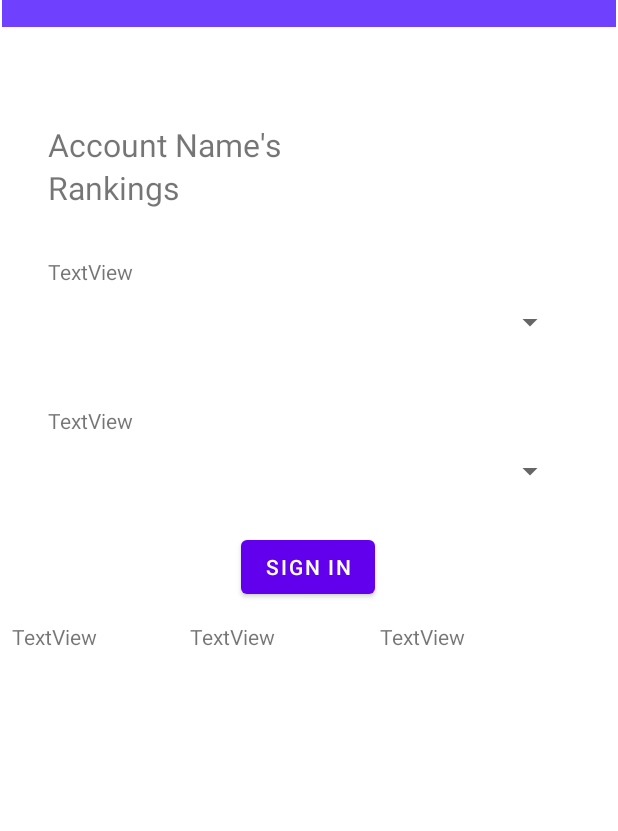
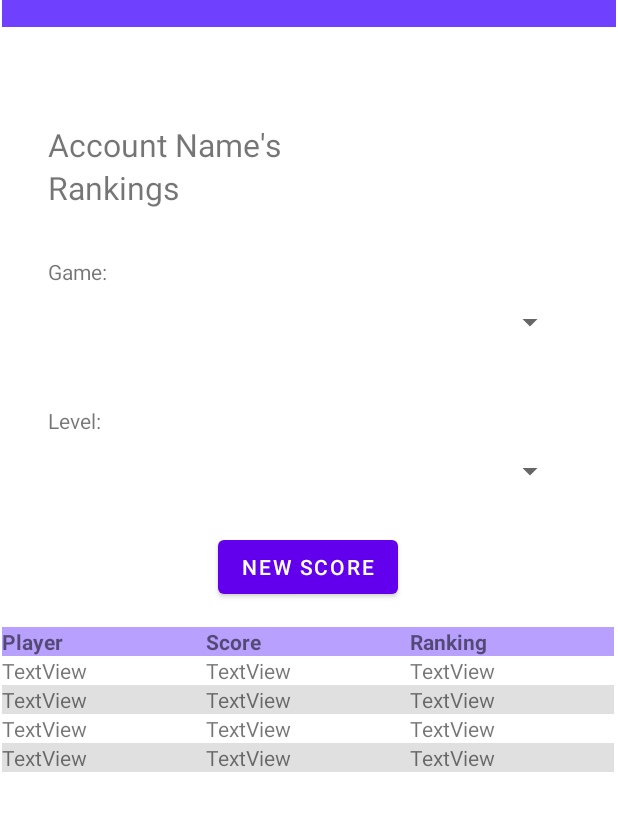
Before and after one commit to AmethystBird/PlayerManagementSystemCW, an Android app: the Scores screen opened directly, with no data from a screen before it, on a phone screen of 412 x 824 dp, the part 155-986 px from its top. Run offline under Robolectric (Android 15) with nearby library versions, the phone set to English and light mode, and no system bars.

Commit message:
Polished screens
- Particularly developed score screen
- Developing button functionality

```diff
--- a/app/src/main/java/com/example/playermanagementsystem/MainActivity.java
+++ b/app/src/main/java/com/example/playermanagementsystem/MainActivity.java
@@ -3,6 +3,8 @@ package com.example.playermanagementsystem;
 import androidx.appcompat.app.AppCompatActivity;
 
 import android.os.Bundle;
+import android.view.View;
+import android.widget.Button;
 
 public class MainActivity extends AppCompatActivity {
 
@@ -10,5 +12,12 @@ public class MainActivity extends AppCompatActivity {
     protected void onCreate(Bundle savedInstanceState) {
         super.onCreate(savedInstanceState);
         setContentView(R.layout.activity_main);
+
+        Button testButton = findViewById(R.id.loginButton);
+        testButton.setOnClickListener(new View.OnClickListener() {
+            public void onClick(View v) {
+                System.out.println("Button Clicked");
+            }
+        });
     }
 }
--- a/app/src/main/res/layout/activity_scores.xml
+++ b/app/src/main/res/layout/activity_scores.xml
@@ -54,25 +54,13 @@
         app:layout_constraintStart_toStartOf="parent"
         app:layout_constraintTop_toBottomOf="@+id/accountNameLabel" />
 
-    <Button
-        android:id="@+id/loginButton2"
-        android:layout_width="wrap_content"
-        android:layout_height="wrap_content"
-        android:layout_marginStart="160dp"
-        android:layout_marginTop="16dp"
-        android:layout_marginEnd="161dp"
-        android:text="@string/sign_in_button"
-        app:layout_constraintEnd_toEndOf="parent"
-        app:layout_constraintStart_toStartOf="parent"
-        app:layout_constraintTop_toBottomOf="@+id/levelSpinner" />
-
     <TextView
         android:id="@+id/gameLabel"
         android:layout_width="wrap_content"
         android:layout_height="wrap_content"
         android:layout_marginStart="32dp"
         android:layout_marginTop="32dp"
-        android:text="TextView"
+        android:text="@string/game_indicator"
         app:layout_constraintStart_toStartOf="parent"
         app:layout_constraintTop_toBottomOf="@+id/rankingsLabel" />
 
@@ -92,7 +80,7 @@
         android:layout_height="wrap_content"
         android:layout_marginStart="32dp"
         android:layout_marginTop="32dp"
-        android:text="TextView"
+        android:text="@string/level_indicator"
         app:layout_constraintStart_toStartOf="parent"
         app:layout_constraintTop_toBottomOf="@+id/gameSpinner" />
 
@@ -106,59 +94,176 @@
         app:layout_constraintStart_toStartOf="parent"
         app:layout_constraintTop_toBottomOf="@+id/levelLabel" />
 
-    <TextView
-        android:id="@+id/playerIndicatorTable"
+    <Button
+        android:id="@+id/loginButton2"
         android:layout_width="wrap_content"
         android:layout_height="wrap_content"
-        android:layout_marginStart="8dp"
-        android:text="TextView"
-        app:layout_constraintBottom_toTopOf="@+id/tableLayout"
-        app:layout_constraintStart_toStartOf="parent" />
-
-    <TextView
-        android:id="@+id/scoreIndicatorTable"
-        android:layout_width="wrap_content"
-        android:layout_height="wrap_content"
-        android:layout_marginStart="62dp"
-        android:text="TextView"
-        app:layout_constraintBottom_toTopOf="@+id/tableLayout"
-        app:layout_constraintStart_toEndOf="@+id/playerIndicatorTable" />
-
-    <TextView
-        android:id="@+id/rankingIndicatorTable"
-        android:layout_width="wrap_content"
-        android:layout_height="wrap_content"
-        android:layout_marginStart="70dp"
-        android:text="TextView"
-        app:layout_constraintBottom_toTopOf="@+id/tableLayout"
-        app:layout_constraintStart_toEndOf="@+id/scoreIndicatorTable" />
+        android:layout_marginStart="160dp"
+        android:layout_marginTop="16dp"
+        android:layout_marginEnd="161dp"
+        android:text="@string/new_score_button"
+        app:layout_constraintEnd_toEndOf="parent"
+        app:layout_constraintStart_toStartOf="parent"
+        app:layout_constraintTop_toBottomOf="@+id/levelSpinner" />
 
     <TableLayout
         android:id="@+id/tableLayout"
         android:layout_width="409dp"
         android:layout_height="200dp"
         android:layout_marginStart="1dp"
-        android:layout_marginTop="32dp"
+        android:layout_marginTop="16dp"
         android:layout_marginEnd="1dp"
+        android:stretchColumns="*"
         app:layout_constraintEnd_toEndOf="parent"
         app:layout_constraintStart_toStartOf="parent"
         app:layout_constraintTop_toBottomOf="@+id/loginButton2">
 
         <TableRow
             android:layout_width="match_parent"
-            android:layout_height="match_parent" />
+            android:layout_height="match_parent">
+
+            <TextView
+                android:id="@+id/textView"
+                android:layout_width="wrap_content"
+                android:layout_height="wrap_content"
+                android:layout_column="0"
+                android:background="#b8a0ff"
+                android:text="@string/player_indicator"
+                android:textStyle="bold" />
+
+            <TextView
+                android:id="@+id/textView5"
+                android:layout_width="wrap_content"
+                android:layout_height="wrap_content"
+                android:layout_column="1"
+                android:background="#b8a0ff"
+                android:text="@string/score_indicator"
+                android:textStyle="bold" />
+
+            <TextView
+                android:id="@+id/textView6"
+                android:layout_width="wrap_content"
+                android:layout_height="wrap_content"
+                android:layout_column="2"
+                android:background="#b8a0ff"
+                android:text="@string/ranking_indicator"
+                android:textStyle="bold" />
+
+        </TableRow>
 
         <TableRow
             android:layout_width="match_parent"
-            android:layout_height="match_parent" />
+            android:layout_height="match_parent">
+
+            <TextView
+                android:id="@+id/textView2"
+                android:layout_width="wrap_content"
+                android:layout_height="wrap_content"
+                android:layout_column="0"
+                android:text="TextView" />
+
+            <TextView
+                android:id="@+id/textView7"
+                android:layout_width="wrap_content"
+                android:layout_height="wrap_content"
+                android:layout_column="1"
+                android:text="TextView" />
+
+            <TextView
+                android:id="@+id/textView8"
+                android:layout_width="wrap_content"
+                android:layout_height="wrap_content"
+                android:layout_column="2"
+                android:text="TextView" />
+
+        </TableRow>
 
         <TableRow
             android:layout_width="match_parent"
-            android:layout_height="match_parent" />
+            android:layout_height="match_parent">
+
+            <TextView
+                android:id="@+id/textView3"
+                android:layout_width="wrap_content"
+                android:layout_height="wrap_content"
+                android:layout_column="0"
+                android:background="#e0e0e0"
+                android:text="TextView" />
+
+            <TextView
+                android:id="@+id/textView9"
+                android:layout_width="wrap_content"
+                android:layout_height="wrap_content"
+                android:layout_column="1"
+                android:background="#e0e0e0"
+                android:text="TextView" />
+
+            <TextView
+                android:id="@+id/textView10"
+                android:layout_width="wrap_content"
+                android:layout_height="wrap_content"
+                android:layout_column="2"
+                android:background="#e0e0e0"
+                android:text="TextView" />
+
+        </TableRow>
 
         <TableRow
             android:layout_width="match_parent"
-            android:layout_height="match_parent" />
+            android:layout_height="match_parent">
+
+            <TextView
+                android:id="@+id/textView4"
+                android:layout_width="wrap_content"
+                android:layout_height="wrap_content"
+                android:layout_column="0"
+                android:text="TextView" />
+
+            <TextView
+                android:id="@+id/textView11"
+                android:layout_width="wrap_content"
+                android:layout_height="wrap_content"
+                android:layout_column="1"
+                android:text="TextView" />
+
+            <TextView
+                android:id="@+id/textView12"
+                android:layout_width="wrap_content"
+                android:layout_height="wrap_content"
+                android:layout_column="2"
+                android:text="TextView" />
+
+        </TableRow>
+
+        <TableRow
+            android:layout_width="match_parent"
+            android:layout_height="match_parent">
+
+            <TextView
+                android:id="@+id/textView4"
+                android:layout_width="wrap_content"
+                android:layout_height="wrap_content"
+                android:layout_column="0"
+                android:background="#e0e0e0"
+                android:text="TextView" />
+
+            <TextView
+                android:id="@+id/textView11"
+                android:layout_width="wrap_content"
+                android:layout_height="wrap_content"
+                android:layout_column="1"
+                android:background="#e0e0e0"
+                android:text="TextView" />
+
+            <TextView
+                android:id="@+id/textView12"
+                android:layout_width="wrap_content"
+                android:layout_height="wrap_content"
+                android:layout_column="2"
+                android:background="#e0e0e0"
+                android:text="TextView" />
+
+        </TableRow>
     </TableLayout>
 
 </androidx.constraintlayout.widget.ConstraintLayout>
--- a/app/src/main/res/values/strings.xml
+++ b/app/src/main/res/values/strings.xml
@@ -31,12 +31,12 @@
     <!-- Scores -->
     <string name="global_text_button">Global</string>
     <string name="personal_text_button">Personal</string>
-    <string name="game_indicator">Game</string>
-    <string name="level_indicator">Game</string>
-    <string name="new_score_button">Game</string>
-    <string name="player_indicator">Game</string>
-    <string name="score_indicator">Game</string>
-    <string name="ranking_indicator">Game</string>
+    <string name="game_indicator">Game:</string>
+    <string name="level_indicator">Level:</string>
+    <string name="new_score_button">New Score</string>
+    <string name="player_indicator">Player</string>
+    <string name="score_indicator">Score</string>
+    <string name="ranking_indicator">Ranking</string>
 
     <!-- Input Scores -->
     <string name="submit_new_score_indicator">Submit New Score?</string>
```
